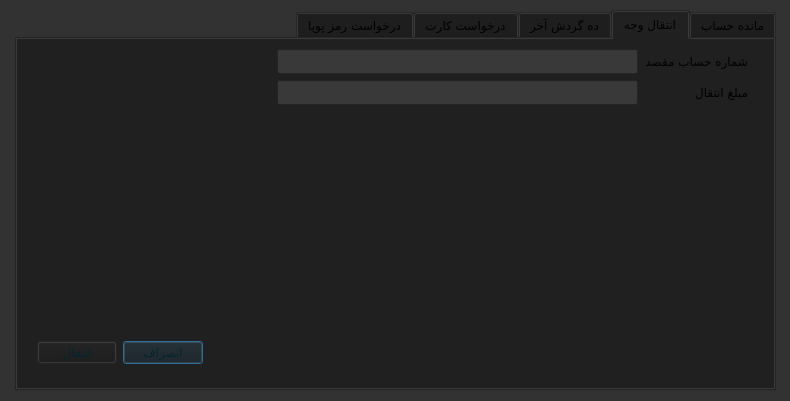
Before: the Qt Designer form accountdialog.ui in iliya-slpr/ap_project, drawn with Qt 5.
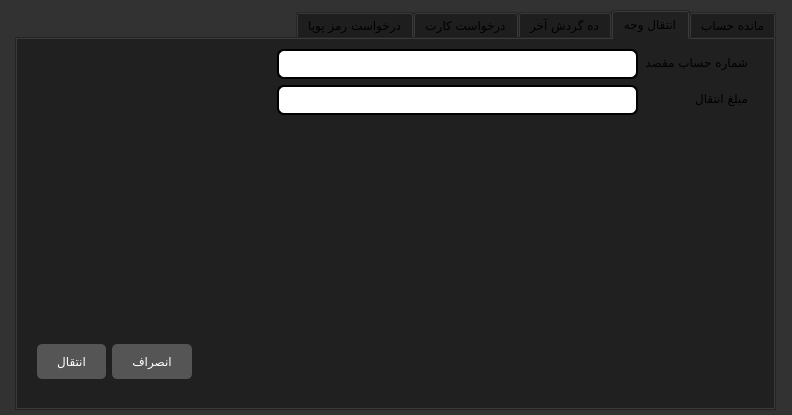
After: the same form once the commit is applied. The open tabs and pages were chosen to show the change.

Diff of the .ui file:
```diff
--- a/accountdialog.ui
+++ b/accountdialog.ui
@@ -6,8 +6,8 @@
    <rect>
     <x>0</x>
     <y>0</y>
-    <width>790</width>
-    <height>401</height>
+    <width>792</width>
+    <height>415</height>
    </rect>
   </property>
   <property name="palette">
@@ -197,7 +197,7 @@
      <x>15</x>
      <y>10</y>
      <width>761</width>
-     <height>381</height>
+     <height>401</height>
     </rect>
    </property>
    <property name="layoutDirection">
@@ -247,7 +247,7 @@
        <x>260</x>
        <y>10</y>
        <width>471</width>
-       <height>61</height>
+       <height>87</height>
       </rect>
      </property>
      <layout class="QFormLayout" name="formLayout">
@@ -259,7 +259,21 @@
        </widget>
       </item>
       <item row="0" column="1">
-       <widget class="QLineEdit" name="accNum"/>
+       <widget class="QLineEdit" name="accNum">
+        <property name="styleSheet">
+         <string notr="true">QLineEdit
+{
+border-radius:7px;
+border:2px solid black;
+padding:5px;
+}
+QLineEdit:focus
+{
+border:3px solid #55a;
+}
+</string>
+        </property>
+       </widget>
       </item>
       <item row="1" column="0">
        <widget class="QLabel" name="label_3">
@@ -269,7 +283,21 @@
        </widget>
       </item>
       <item row="1" column="1">
-       <widget class="QLineEdit" name="amount"/>
+       <widget class="QLineEdit" name="amount">
+        <property name="styleSheet">
+         <string notr="true">QLineEdit
+{
+border-radius:7px;
+border:2px solid black;
+padding:5px;
+}
+QLineEdit:focus
+{
+border:3px solid #55a;
+}
+</string>
+        </property>
+       </widget>
       </item>
      </layout>
     </widget>
@@ -279,7 +307,7 @@
        <x>20</x>
        <y>300</y>
        <width>694</width>
-       <height>27</height>
+       <height>45</height>
       </rect>
      </property>
      <layout class="QHBoxLayout" name="horizontalLayout_2">
@@ -298,6 +326,18 @@
       </item>
       <item>
        <widget class="QPushButton" name="pushButton_2">
+        <property name="cursor">
+         <cursorShape>PointingHandCursor</cursorShape>
+        </property>
+        <property name="styleSheet">
+         <string notr="true">QPushButton {background-color:#555; border-radius: 5px; color: white; padding:10px 20px 10px 20px;}
+QPushButton:hover
+{
+  background-color:#777;
+border:1px solid #333
+}
+</string>
+        </property>
         <property name="text">
          <string>انصراف</string>
         </property>
@@ -305,6 +345,18 @@
       </item>
       <item>
        <widget class="QPushButton" name="transferBtn">
+        <property name="cursor">
+         <cursorShape>PointingHandCursor</cursorShape>
+        </property>
+        <property name="styleSheet">
+         <string notr="true">QPushButton {background-color:#555; border-radius: 5px; color: white; padding:10px 20px 10px 20px;}
+QPushButton:hover
+{
+  background-color:#777;
+border:1px solid #333
+}
+</string>
+        </property>
         <property name="text">
          <string>انتقال</string>
         </property>
```
Left out of the diff: 37 changed lines with no effect on the pictures.
